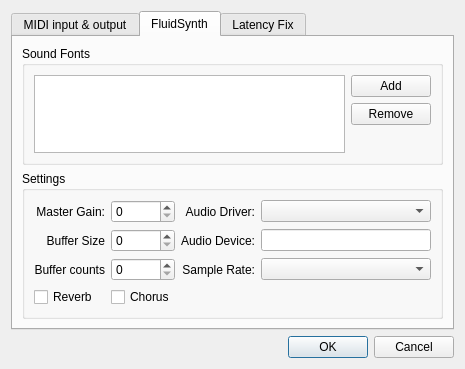
First picture: the form in src/GuiMidiSetupDialog.ui, repository pianobooster/PianoBooster, before the edit.
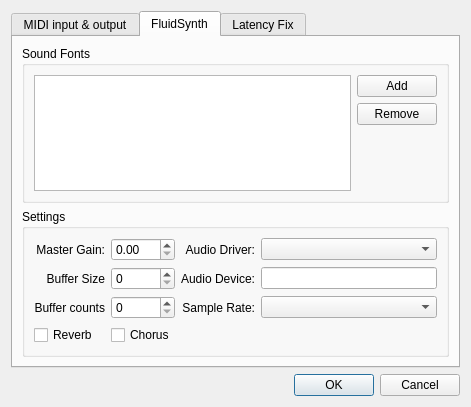
Second picture: the form after the edit.

Commit message: masterGain now double

The edit to the form file:
```diff
--- a/src/GuiMidiSetupDialog.ui
+++ b/src/GuiMidiSetupDialog.ui
@@ -1,12 +1,12 @@
 <ui version="4.0" >
  <class>GuiMidiSettingsDialog</class>
- <widget class="QDialog" name="GuiMidiSettingsDialog" >
-  <property name="geometry" >
+ <widget class="QDialog" name="GuiMidiSettingsDialog">
+  <property name="geometry">
    <rect>
     <x>0</x>
     <y>0</y>
-    <width>465</width>
-    <height>369</height>
+    <width>471</width>
+    <height>407</height>
    </rect>
   </property>
   <property name="windowTitle" >
@@ -183,10 +183,60 @@
          </property>
          <layout class="QVBoxLayout" name="verticalLayout_4" >
           <item>
-           <layout class="QGridLayout" name="gridLayout" >
-            <item row="1" column="4" >
-             <widget class="QLineEdit" name="audioDeviceLineEdit" >
-              <property name="minimumSize" >
+           <layout class="QGridLayout" name="gridLayout">
+            <item row="3" column="1">
+             <widget class="QCheckBox" name="chorusCheck">
+              <property name="text">
+               <string>Chorus</string>
+              </property>
+             </widget>
+            </item>
+            <item row="2" column="2">
+             <widget class="QLabel" name="label_9">
+              <property name="text">
+               <string>Sample Rate:</string>
+              </property>
+              <property name="alignment">
+               <set>Qt::AlignRight|Qt::AlignTrailing|Qt::AlignVCenter</set>
+              </property>
+             </widget>
+            </item>
+            <item row="0" column="2">
+             <widget class="QLabel" name="label_8">
+              <property name="text">
+               <string>Audio Driver:</string>
+              </property>
+              <property name="alignment">
+               <set>Qt::AlignRight|Qt::AlignTrailing|Qt::AlignVCenter</set>
+              </property>
+             </widget>
+            </item>
+            <item row="1" column="2">
+             <widget class="QLabel" name="label_7">
+              <property name="text">
+               <string>Audio Device:</string>
+              </property>
+              <property name="alignment">
+               <set>Qt::AlignRight|Qt::AlignTrailing|Qt::AlignVCenter</set>
+              </property>
+             </widget>
+            </item>
+            <item row="2" column="4">
+             <widget class="QComboBox" name="sampleRateCombo"/>
+            </item>
+            <item row="2" column="0">
+             <widget class="QLabel" name="label_4">
+              <property name="text">
+               <string>Buffer counts</string>
+              </property>
+              <property name="alignment">
+               <set>Qt::AlignRight|Qt::AlignTrailing|Qt::AlignVCenter</set>
+              </property>
+             </widget>
+            </item>
+            <item row="1" column="4">
+             <widget class="QLineEdit" name="audioDeviceLineEdit">
+              <property name="minimumSize">
                <size>
                 <width>150</width>
                 <height>0</height>
@@ -194,19 +244,9 @@
               </property>
              </widget>
             </item>
-            <item row="1" column="2" >
-             <widget class="QLabel" name="label_7" >
-              <property name="text" >
-               <string>Audio Device:</string>
-              </property>
-              <property name="alignment" >
-               <set>Qt::AlignRight|Qt::AlignTrailing|Qt::AlignVCenter</set>
-              </property>
-             </widget>
-            </item>
-            <item row="0" column="0" >
-             <widget class="QLabel" name="label_18" >
-              <property name="text" >
+            <item row="0" column="0">
+             <widget class="QLabel" name="label_18">
+              <property name="text">
                <string>Master Gain:</string>
               </property>
               <property name="alignment" >
@@ -214,72 +254,36 @@
               </property>
              </widget>
             </item>
-            <item row="0" column="1" >
-             <widget class="QSpinBox" name="masterGainSpin" />
+            <item row="1" column="1">
+             <widget class="QSpinBox" name="bufferSizeSpin"/>
             </item>
-            <item row="0" column="2" >
-             <widget class="QLabel" name="label_8" >
-              <property name="text" >
-               <string>Audio Driver:</string>
-              </property>
-              <property name="alignment" >
-               <set>Qt::AlignRight|Qt::AlignTrailing|Qt::AlignVCenter</set>
-              </property>
-             </widget>
-            </item>
-            <item row="0" column="4" >
-             <widget class="QComboBox" name="audioDriverCombo" />
-            </item>
-            <item row="2" column="2" >
-             <widget class="QLabel" name="label_9" >
-              <property name="text" >
-               <string>Sample Rate:</string>
-              </property>
-              <property name="alignment" >
-               <set>Qt::AlignRight|Qt::AlignTrailing|Qt::AlignVCenter</set>
-              </property>
-             </widget>
-            </item>
-            <item row="2" column="4" >
-             <widget class="QComboBox" name="sampleRateCombo" />
-            </item>
-            <item row="1" column="0" >
-             <widget class="QLabel" name="label_3" >
-              <property name="text" >
-               <string>Buffer Size</string>
-              </property>
-              <property name="alignment" >
-               <set>Qt::AlignRight|Qt::AlignTrailing|Qt::AlignVCenter</set>
-              </property>
-             </widget>
-            </item>
-            <item row="1" column="1" >
-             <widget class="QSpinBox" name="bufferSizeSpin" />
-            </item>
-            <item row="2" column="0" >
-             <widget class="QLabel" name="label_4" >
-              <property name="text" >
-               <string>Buffer counts</string>
-              </property>
-              <property name="alignment" >
-               <set>Qt::AlignRight|Qt::AlignTrailing|Qt::AlignVCenter</set>
-              </property>
-             </widget>
-            </item>
-            <item row="2" column="1" >
-             <widget class="QSpinBox" name="bufferCountsSpin" />
-            </item>
-            <item row="3" column="0" >
-             <widget class="QCheckBox" name="reverbCheck" >
-              <property name="text" >
+            <item row="3" column="0">
+             <widget class="QCheckBox" name="reverbCheck">
+              <property name="text">
                <string>Reverb</string>
               </property>
              </widget>
             </item>
-            <item row="3" column="1" >
-             <widget class="QCheckBox" name="chorusCheck" >
-              <property name="text" >
-               <string>Chorus</string>
+            <item row="1" column="0">
+             <widget class="QLabel" name="label_3">
+              <property name="text">
+               <string>Buffer Size</string>
+              </property>
+              <property name="alignment">
+               <set>Qt::AlignRight|Qt::AlignTrailing|Qt::AlignVCenter</set>
+              </property>
+             </widget>
+            </item>
+            <item row="0" column="4">
+             <widget class="QComboBox" name="audioDriverCombo"/>
+            </item>
+            <item row="2" column="1">
+             <widget class="QSpinBox" name="bufferCountsSpin"/>
+            </item>
+            <item row="0" column="1">
+             <widget class="QDoubleSpinBox" name="masterGainSpin">
+              <property name="maximum">
+               <double>10.000000000000000</double>
               </property>
              </widget>
             </item>
```
Left out of the diff: 153 changed lines with no effect on the pictures. The commit also changes 1 other file.
